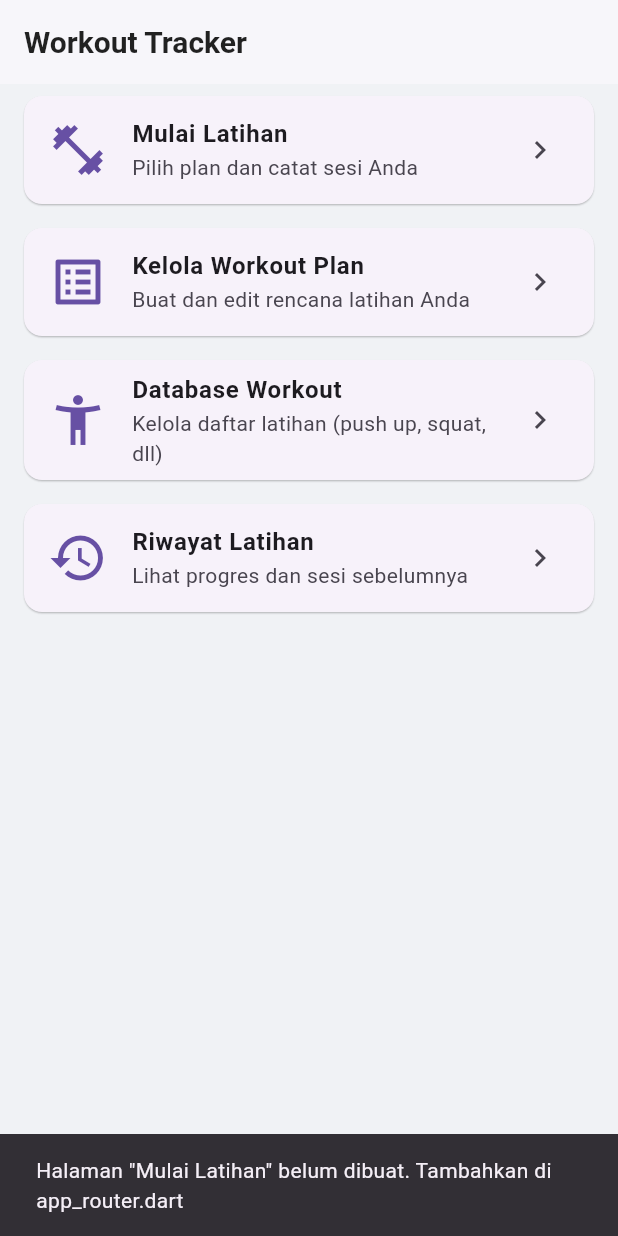
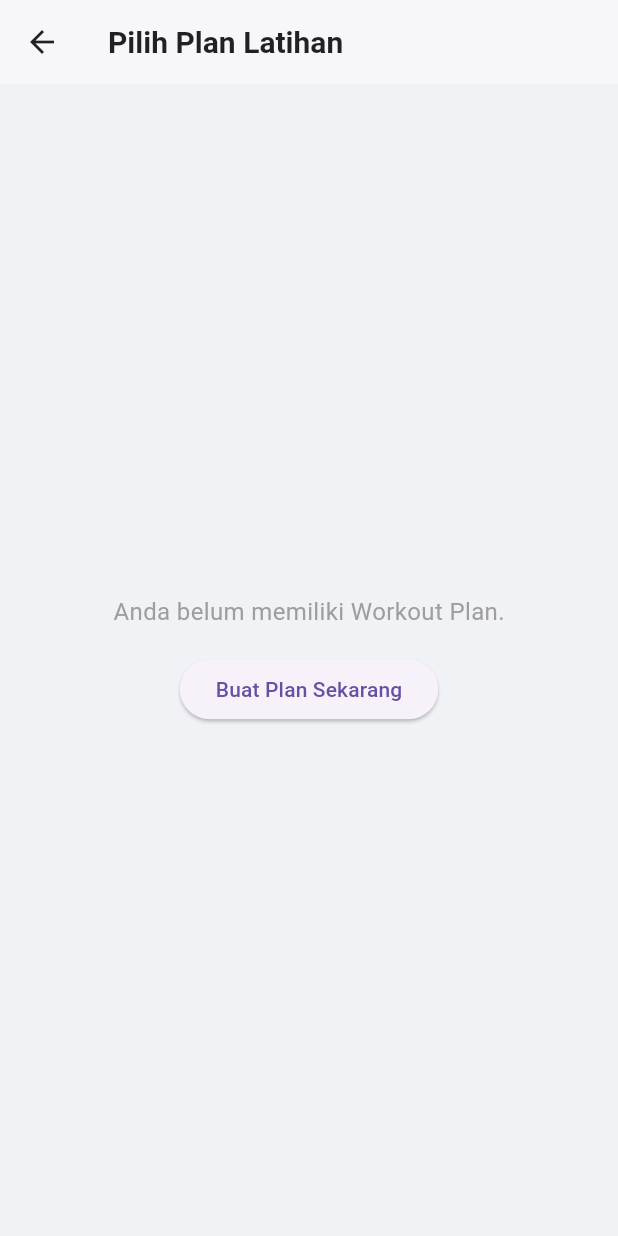
Before and after one commit to dzulfahmi/fitworkout, a Flutter app: the screen it shows after launch, after a tap on "Mulai Latihan", on a phone screen of 412 x 824 dp. Run offline on Flutter 3.47's test engine with Material 3 defaults, Android fonts, the phone set to English and light mode, and no system bars; our stand-ins replace go_router, sqflite; accounts and stored records are empty.

Commit message:
Add start session and session log screens with routing updates

```diff
--- a/lib/app_router.dart
+++ b/lib/app_router.dart
@@ -1,5 +1,6 @@
 import 'package:fit_workout/screens/home_screen.dart';
 import 'package:fit_workout/screens/plan_list_screen.dart';
+import 'package:fit_workout/screens/start_session_screen.dart';
 import 'package:fit_workout/screens/workout_list_screen.dart';
 import 'package:flutter/material.dart';
 import 'package:go_router/go_router.dart';
@@ -16,6 +17,7 @@ class AppRoutes {
   static const String planDetailRouteName = 'plan-detail';
   static const String historyRouteName = 'history';
   static const String startSessionRouteName = 'start-session';
+  static const String sessionLogRouteName = 'session-log';
 }
 
 final appRouter = GoRouter(
@@ -58,6 +60,32 @@ final appRouter = GoRouter(
         );
       },
     ),
+    GoRoute(
+      path: '/start-session',
+      name: AppRoutes.startSessionRouteName,
+      builder: (context, state) =>
+          const StartSessionScreen(), // Menggunakan halaman baru
+    ),
+    // Rute baru untuk halaman pencatatan sesi
+    GoRoute(
+      path: '/session/:planId',
+      name: AppRoutes.sessionLogRouteName,
+      builder: (context, state) {
+        final planId = int.tryParse(state.pathParameters['planId'] ?? '');
+        if (planId != null) {
+          // TODO: Ganti dengan halaman SessionLogScreen(planId: planId)
+          return Scaffold(
+            appBar: AppBar(title: Text('Sesi Plan $planId')),
+            body: Center(
+                child: Text('TODO: Buat halaman pencatatan sesi untuk plan ID $planId')),
+          );
+        }
+        return Scaffold(
+          appBar: AppBar(title: const Text('Error')),
+          body: const Center(child: Text('ID Plan tidak valid')),
+        );
+      },
+    ),
     /*
     GoRoute(
       path: '/plans',
--- a/lib/screens/home_screen.dart
+++ b/lib/screens/home_screen.dart
@@ -21,13 +21,8 @@ class HomeScreen extends StatelessWidget {
             title: 'Mulai Latihan',
             subtitle: 'Pilih plan dan catat sesi Anda',
             onTap: () {
-              // TODO: Navigasi ke halaman pemilihan plan untuk memulai sesi
-              // Ganti dengan: context.pushNamed(AppRoutes.startSessionRouteName);
-              ScaffoldMessenger.of(context).showSnackBar(
-                const SnackBar(
-                    content: Text(
-                        'Halaman "Mulai Latihan" belum dibuat. Tambahkan di app_router.dart')),
-              );
+              // Navigasi ke halaman pemilihan plan untuk memulai sesi
+              context.pushNamed(AppRoutes.startSessionRouteName);
             },
           ),
           _buildMenuCard(
--- /dev/null
+++ b/lib/screens/start_session_screen.dart
@@ -0,0 +1,110 @@
+
+import 'package:fit_workout/app_router.dart';
+import 'package:fit_workout/core/database_helper.dart';
+import 'package:fit_workout/core/model/workout_model.dart';
+import 'package:flutter/material.dart';
+import 'package:go_router/go_router.dart';
+
+class StartSessionScreen extends StatefulWidget {
+  const StartSessionScreen({super.key});
+
+  @override
+  State<StartSessionScreen> createState() => _StartSessionScreenState();
+}
+
+class _StartSessionScreenState extends State<StartSessionScreen> {
+  late Future<List<WorkoutPlan>> _plansFuture;
+
+  @override
+  void initState() {
+    super.initState();
+    _loadPlans();
+  }
+
+  void _loadPlans() {
+    setState(() {
+      _plansFuture = DatabaseHelper.instance.readAllWorkoutPlans();
+    });
+  }
+
+  @override
+  Widget build(BuildContext context) {
+    return Scaffold(
+      appBar: AppBar(
+        title: const Text('Pilih Plan Latihan'),
+      ),
+      body: FutureBuilder<List<WorkoutPlan>>(
+        future: _plansFuture,
+        builder: (context, snapshot) {
+          if (snapshot.connectionState == ConnectionState.waiting) {
+            return const Center(child: CircularProgressIndicator());
+          } else if (snapshot.hasError) {
+            return Center(child: Text('Error: ${snapshot.error}'));
+          } else if (!snapshot.hasData || snapshot.data!.isEmpty) {
+            return Center(
+              child: Column(
+                mainAxisAlignment: MainAxisAlignment.center,
+                children: [
+                  const Text(
+                    'Anda belum memiliki Workout Plan.',
+                    style: TextStyle(fontSize: 16, color: Colors.grey),
+                  ),
+                  const SizedBox(height: 16),
+                  ElevatedButton(
+                    onPressed: () {
+                      // Arahkan ke halaman pembuatan plan
+                      context.pushNamed(AppRoutes.planListRouteName).then((_) {
+                        // Refresh daftar plan setelah kembali
+                        _loadPlans();
+                      });
+                    },
+                    child: const Text('Buat Plan Sekarang'),
+                  )
+                ],
+              ),
+            );
+          }
+
+          final plans = snapshot.data!;
+
+          return ListView.builder(
+            itemCount: plans.length,
+            itemBuilder: (context, index) {
+              final plan = plans[index];
+              return Card(
+                child: ListTile(
+                  leading: CircleAvatar(
+                    backgroundColor: Theme.of(context).primaryColorLight,
+                    child: Text(
+                      plan.name.substring(0, 1).toUpperCase(),
+                      style: TextStyle(
+                          fontWeight: FontWeight.bold,
+                          color: Theme.of(context).primaryColorDark),
+                    ),
+                  ),
+                  title: Text(plan.name,
+                      style: const TextStyle(fontWeight: FontWeight.bold)),
+                  subtitle: Text(
+                    plan.description ?? 'Ketuk untuk memulai',
+                    maxLines: 1,
+                    overflow: TextOverflow.ellipsis,
+                  ),
+                  trailing: const Icon(Icons.play_arrow_rounded),
+                  onTap: () {
+                    // Navigasi ke halaman pencatatan sesi (yang akan kita buat)
+                    // Kita akan kirim ID plan agar halaman tsb tahu
+                    // workout apa yang harus ditampilkan
+                    context.pushNamed(
+                      AppRoutes.sessionLogRouteName,
+                      pathParameters: {'planId': plan.id.toString()},
+                    );
+                  },
+                ),
+              );
+            },
+          );
+        },
+      ),
+    );
+  }
+}
```
